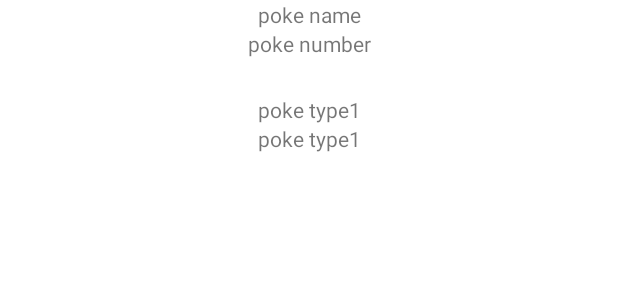
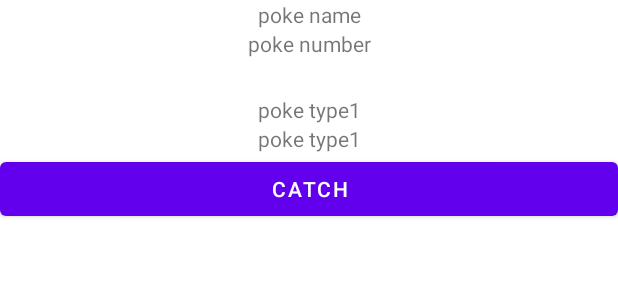
Before and after one commit to yeightop/EpicPokemonEpic, an Android app: the layout activity_pokemon.xml on its own in the app's theme, with its tools: preview values and no code run, on a phone screen of 412 x 824 dp. Shown: the top 300 px of the screen. Run offline under Robolectric (Android 15) with nearby library versions, the phone set to English and light mode, and no system bars; network calls fail.

Commit message:
Adding catching section (10 points).

```diff
--- a/PokemonRev3/app/src/main/res/layout/activity_pokemon.xml
+++ b/PokemonRev3/app/src/main/res/layout/activity_pokemon.xml
@@ -32,6 +32,12 @@
         android:text="poke type1"
         android:textAlignment="center"></TextView>
 
+    <Button
+        android:id="@+id/catchButton"
+        android:layout_width="match_parent"
+        android:onClick="toggleCatch"
+        android:layout_height="wrap_content"
+        android:text="Catch" />
 
 
 </LinearLayout>
```
Also changed, not shown: PokemonRev3/app/src/main/java/com/example/pokedexrev0/PokemonActivity.java (+17 -0 lines).
